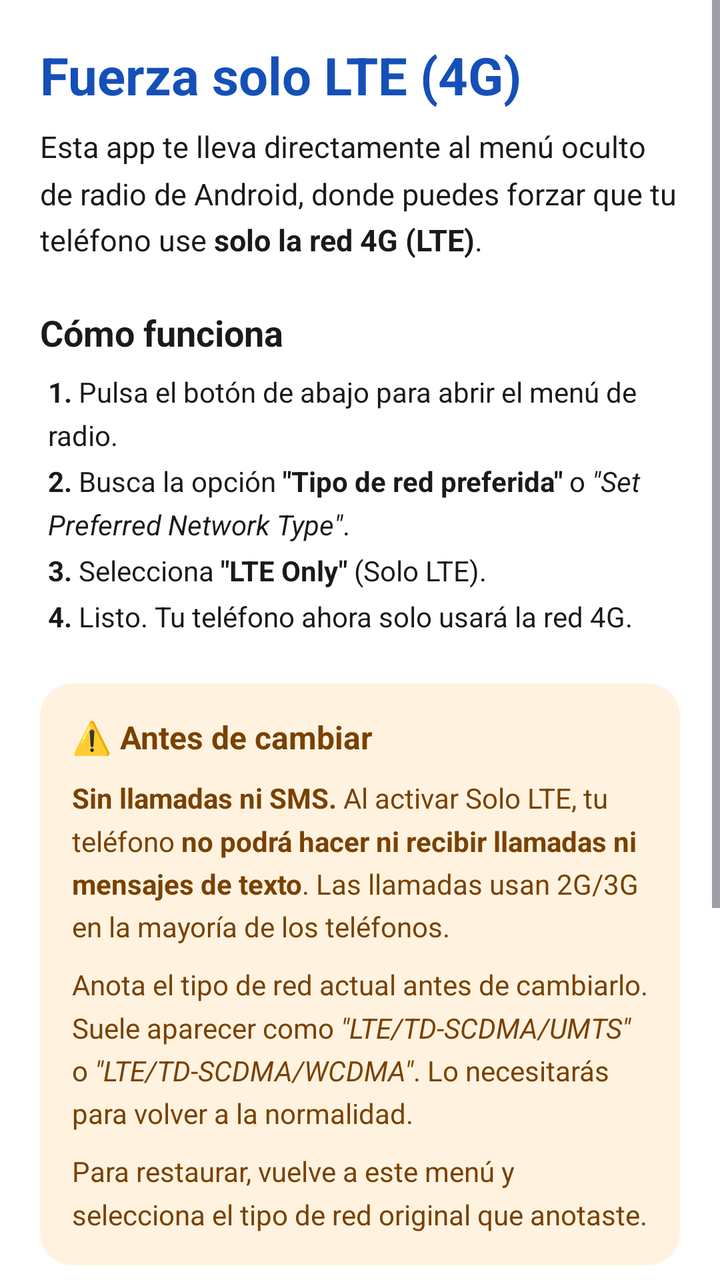
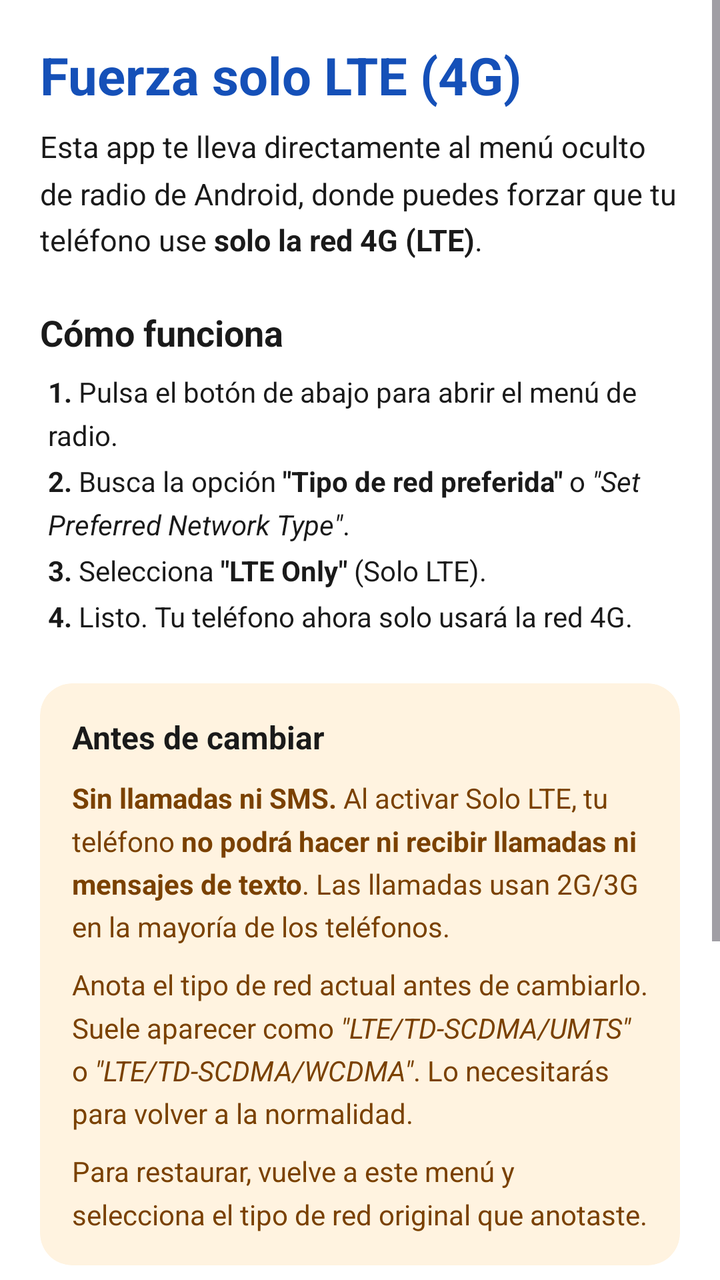

Before-and-after screenshots of an Android layout around one commit, followed by the original layout XML and the change that was made.
<!-- AndroidManifest.xml: application theme Theme.Force4G -->
<!-- res/layout/activity_main.xml -->
<?xml version="1.0" encoding="utf-8"?>
<ScrollView xmlns:android="http://schemas.android.com/apk/res/android"
    xmlns:app="http://schemas.android.com/apk/res-auto"
    android:layout_width="match_parent"
    android:layout_height="match_parent"
    android:background="@color/background"
    android:fillViewport="true">

    <LinearLayout
        android:layout_width="match_parent"
        android:layout_height="wrap_content"
        android:orientation="vertical"
        android:padding="20dp">

        
        <TextView
            android:layout_width="wrap_content"
            android:layout_height="wrap_content"
            android:text="@string/title"
            android:textSize="26sp"
            android:textStyle="bold"
            android:textColor="@color/primary"
            android:layout_marginBottom="8dp" />

        
        <TextView
            android:layout_width="wrap_content"
            android:layout_height="wrap_content"
            android:text="@string/intro"
            android:textSize="15sp"
            android:textColor="@color/text_primary"
            android:lineSpacingMultiplier="1.3"
            android:layout_marginBottom="24dp" />

        
        <TextView
            android:layout_width="wrap_content"
            android:layout_height="wrap_content"
            android:text="@string/section_how"
            android:textSize="18sp"
            android:textStyle="bold"
            android:textColor="@color/text_primary"
            android:layout_marginBottom="8dp" />

        <TextView
            android:layout_width="wrap_content"
            android:layout_height="wrap_content"
            android:text="@string/step_1"
            android:textSize="14sp"
            android:textColor="@color/text_primary"
            android:lineSpacingMultiplier="1.3"
            android:layout_marginBottom="4dp"
            android:paddingStart="4dp" />

        <TextView
            android:layout_width="wrap_content"
            android:layout_height="wrap_content"
            android:text="@string/step_2"
            android:textSize="14sp"
            android:textColor="@color/text_primary"
            android:lineSpacingMultiplier="1.3"
            android:layout_marginBottom="4dp"
            android:paddingStart="4dp" />

        <TextView
            android:layout_width="wrap_content"
            android:layout_height="wrap_content"
            android:text="@string/step_3"
            android:textSize="14sp"
            android:textColor="@color/text_primary"
            android:lineSpacingMultiplier="1.3"
            android:layout_marginBottom="4dp"
            android:paddingStart="4dp" />

        <TextView
            android:layout_width="wrap_content"
            android:layout_height="wrap_content"
            android:text="@string/step_4"
            android:textSize="14sp"
            android:textColor="@color/text_primary"
            android:lineSpacingMultiplier="1.3"
            android:layout_marginBottom="24dp"
            android:paddingStart="4dp" />

        
        <androidx.cardview.widget.CardView
            android:layout_width="match_parent"
            android:layout_height="wrap_content"
            android:layout_marginBottom="24dp"
            app:cardCornerRadius="16dp"
            app:cardBackgroundColor="@color/warning_bg"
            app:cardElevation="0dp">

            <LinearLayout
                android:layout_width="match_parent"
                android:layout_height="wrap_content"
                android:orientation="vertical"
                android:padding="16dp">

                <TextView
                    android:layout_width="wrap_content"
                    android:layout_height="wrap_content"
                    android:text="@string/section_warning"
                    android:textSize="16sp"
                    android:textStyle="bold"
                    android:textColor="@color/warning_text"
                    android:layout_marginBottom="10dp" />

                <TextView
                    android:layout_width="wrap_content"
                    android:layout_height="wrap_content"
                    android:text="@string/warning_calls"
                    android:textSize="14sp"
                    android:textColor="@color/warning_text"
                    android:lineSpacingMultiplier="1.3"
                    android:layout_marginBottom="10dp" />

                <TextView
                    android:layout_width="wrap_content"
                    android:layout_height="wrap_content"
                    android:text="@string/warning_note"
                    android:textSize="14sp"
                    android:textColor="@color/warning_text"
                    android:lineSpacingMultiplier="1.3"
                    android:layout_marginBottom="10dp" />

                <TextView
                    android:layout_width="wrap_content"
                    android:layout_height="wrap_content"
                    android:text="@string/warning_restore"
                    android:textSize="14sp"
                    android:textColor="@color/warning_text"
                    android:lineSpacingMultiplier="1.3" />

            </LinearLayout>
        </androidx.cardview.widget.CardView>

        
        <TextView
            android:layout_width="wrap_content"
            android:layout_height="wrap_content"
            android:text="@string/section_compat"
            android:textSize="18sp"
            android:textStyle="bold"
            android:textColor="@color/text_primary"
            android:layout_marginBottom="8dp" />

        <TextView
            android:layout_width="wrap_content"
            android:layout_height="wrap_content"
            android:text="@string/compat_text"
            android:textSize="13sp"
            android:textColor="@color/text_secondary"
            android:lineSpacingMultiplier="1.3"
            android:layout_marginBottom="28dp" />

        
        <com.google.android.material.button.MaterialButton
            android:id="@+id/btn_open_radio"
            android:layout_width="match_parent"
            android:layout_height="wrap_content"
            android:text="@string/open_menu"
            android:textAllCaps="false"
            android:textStyle="bold"
            android:paddingTop="14dp"
            android:paddingBottom="14dp"
            android:layout_marginBottom="12dp"
            style="@style/Widget.Material3.Button" />


    </LinearLayout>
</ScrollView>
<!-- resources referenced by this layout -->
<resources>
  <color name="background">#FFFFFF</color>
  <color name="primary">#1550b8</color>
  <color name="text_primary">#1A1A1A</color>
  <color name="text_secondary">#5A6070</color>
  <color name="warning_bg">#FFF3E0</color>
  <color name="warning_text">#7A4100</color>
  <string name="compat_text">No todos los teléfonos permiten abrir este menú. Si el botón no funciona, abre la app de <b>Teléfono</b> y marca manualmente el código <b>*#*#4636#*#*</b>. Esto abre el menú oculto de pruebas de Android, donde encontrarás la misma opción de tipo de red.</string>
  <string name="intro">Esta app te lleva directamente al menú oculto de radio de Android, donde puedes forzar que tu teléfono use <b>solo la red 4G (LTE)</b>.</string>
  <string name="open_menu">Abrir menú de radio de Android</string>
  <string name="section_compat">Compatibilidad</string>
  <string name="section_how">Cómo funciona</string>
  <string name="section_warning">⚠️ Antes de cambiar</string>
  <string name="step_1"><b>1.</b>  Pulsa el botón de abajo para abrir el menú de radio.</string>
  <string name="step_2"><b>2.</b>  Busca la opción <b>\"Tipo de red preferida\"</b> o <i>\"Set Preferred Network Type\"</i>.</string>
  <string name="step_3"><b>3.</b>  Selecciona <b>\"LTE Only\"</b> (Solo LTE).</string>
  <string name="step_4"><b>4.</b>  Listo. Tu teléfono ahora solo usará la red 4G.</string>
  <string name="title">Fuerza solo LTE (4G)</string>
  <string name="warning_calls"><b>Sin llamadas ni SMS.</b> Al activar Solo LTE, tu teléfono <b>no podrá hacer ni recibir llamadas ni mensajes de texto</b>. Las llamadas usan 2G/3G en la mayoría de los teléfonos.</string>
  <string name="warning_note">Anota el tipo de red actual antes de cambiarlo. Suele aparecer como <i>\"LTE/TD-SCDMA/UMTS\"</i> o <i>\"LTE/TD-SCDMA/WCDMA\"</i>. Lo necesitarás para volver a la normalidad.</string>
  <string name="warning_restore">Para restaurar, vuelve a este menú y selecciona el tipo de red original que anotaste.</string>
  <style name="Theme.Force4G" parent="Theme.Material3.DayNight.NoActionBar">
          <item name="colorPrimary">@color/primary</item>
          <item name="colorOnPrimary">@color/on_primary</item>
          <item name="android:windowBackground">@color/background</item>
          <item name="android:statusBarColor">@color/status_bar</item>
          <item name="android:navigationBarColor">@color/background</item>
      </style>
  <color name="on_primary">#FFFFFF</color>
  <color name="status_bar">#0d2b6b</color>
</resources>

<!-- the commit's change to res/layout/activity_main.xml (unified diff, before → after) -->
@@ -103,7 +103,7 @@
                     android:text="@string/section_warning"
                     android:textSize="16sp"
                     android:textStyle="bold"
-                    android:textColor="@color/warning_text"
+                    android:textColor="@color/warning_title"
                     android:layout_marginBottom="10dp" />
 
                 <TextView
@@ -139,15 +139,6 @@
         <TextView
             android:layout_width="wrap_content"
             android:layout_height="wrap_content"
-            android:text="@string/section_compat"
-            android:textSize="18sp"
-            android:textStyle="bold"
-            android:textColor="@color/text_primary"
-            android:layout_marginBottom="8dp" />
-
-        <TextView
-            android:layout_width="wrap_content"
-            android:layout_height="wrap_content"
             android:text="@string/compat_text"
             android:textSize="13sp"
             android:textColor="@color/text_secondary"
<!-- resource entries referenced after the edit -->
@@ -6,12 +6,12 @@
   <color name="text_secondary">#5A6070</color>
   <color name="warning_bg">#FFF3E0</color>
   <color name="warning_text">#7A4100</color>
+  <color name="warning_title">#1A1A1A</color>
   <string name="compat_text">No todos los teléfonos permiten abrir este menú. Si el botón no funciona, abre la app de <b>Teléfono</b> y marca manualmente el código <b>*#*#4636#*#*</b>. Esto abre el menú oculto de pruebas de Android, donde encontrarás la misma opción de tipo de red.</string>
   <string name="intro">Esta app te lleva directamente al menú oculto de radio de Android, donde puedes forzar que tu teléfono use <b>solo la red 4G (LTE)</b>.</string>
   <string name="open_menu">Abrir menú de radio de Android</string>
-  <string name="section_compat">Compatibilidad</string>
   <string name="section_how">Cómo funciona</string>
-  <string name="section_warning">⚠️ Antes de cambiar</string>
+  <string name="section_warning">Antes de cambiar</string>
   <string name="step_1"><b>1.</b>  Pulsa el botón de abajo para abrir el menú de radio.</string>
   <string name="step_2"><b>2.</b>  Busca la opción <b>\"Tipo de red preferida\"</b> o <i>\"Set Preferred Network Type\"</i>.</string>
   <string name="step_3"><b>3.</b>  Selecciona <b>\"LTE Only\"</b> (Solo LTE).</string>
